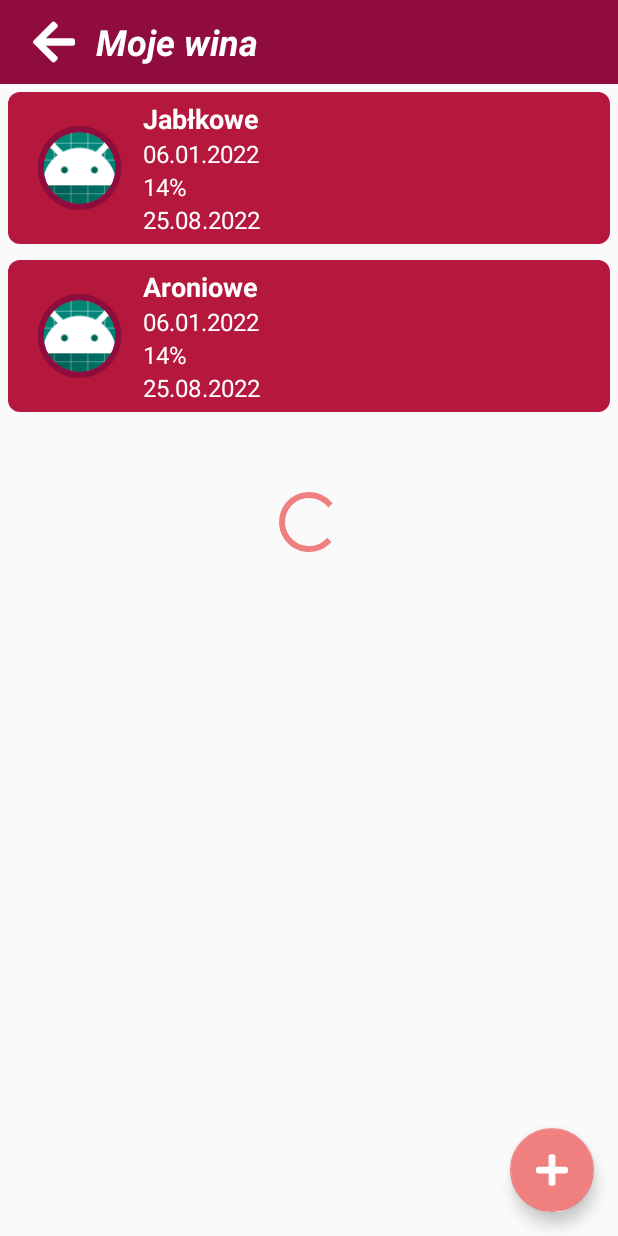
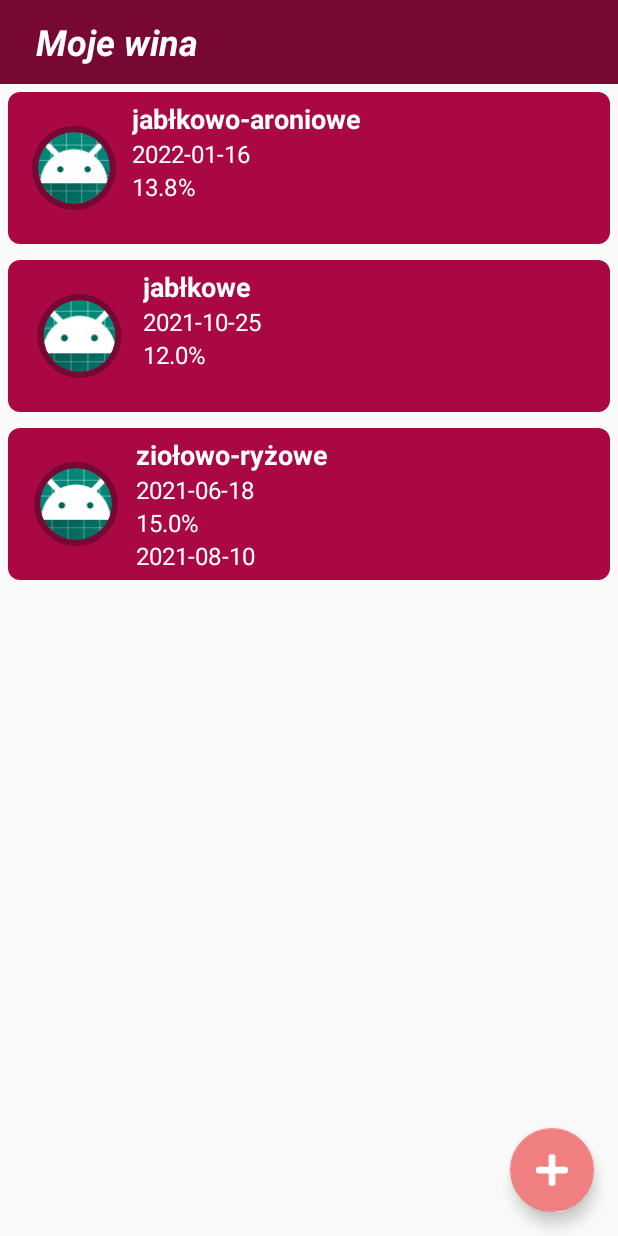
Before and after one commit to NataliaPon/WineApp, an Android app: the screen it shows after launch (WineListActivity), on a phone screen of 412 x 824 dp. Run offline under Robolectric (Android 15) with nearby library versions, the phone set to English and light mode, and no system bars; our stand-ins replace CircleImageView, Room's generated code.

Commit message:
Add RoomDatabase

```diff
--- /dev/null
+++ b/app/src/main/java/com/example/wineapp/Interfaces/WineDao.java
@@ -0,0 +1,34 @@
+package com.example.wineapp.Interfaces;
+
+import androidx.lifecycle.LiveData;
+import androidx.room.Dao;
+import androidx.room.Delete;
+import androidx.room.Insert;
+import androidx.room.Query;
+import androidx.room.Update;
+
+import com.example.wineapp.models.Wine;
+
+import java.util.List;
+
+@Dao
+public interface WineDao {
+
+    @Insert
+    void insert(Wine wine);
+
+    @Update
+    void update(Wine wine);
+
+    @Delete
+    void delete(Wine wine);
+
+    @Query("DELETE FROM wine_table")
+    void deleteAllWines();
+
+    @Query("SELECT * FROM wine_table ORDER BY start_date DESC")
+    LiveData<List<Wine>> getAllWines();
+
+
+
+}
--- a/app/src/main/java/com/example/wineapp/WineListActivity.java
+++ b/app/src/main/java/com/example/wineapp/WineListActivity.java
@@ -1,6 +1,8 @@
 package com.example.wineapp;
 
+import androidx.annotation.NonNull;
 import androidx.appcompat.app.AppCompatActivity;
+import androidx.appcompat.widget.Toolbar;
 import androidx.lifecycle.Observer;
 import androidx.lifecycle.ViewModel;
 import androidx.lifecycle.ViewModelProviders;
@@ -8,13 +10,20 @@ import androidx.recyclerview.widget.LinearLayoutManager;
 import androidx.recyclerview.widget.RecyclerView;
 
 import android.content.Context;
+import android.opengl.Visibility;
 import android.os.Bundle;
 import android.util.Log;
-import android.widget.ProgressBar;
+import android.view.Menu;
+import android.view.MenuInflater;
+import android.view.MenuItem;
+import android.view.View;
+
+
 
 import com.example.wineapp.adapters.WineListAdapter;
 import com.example.wineapp.models.Wine;
 import com.example.wineapp.viewmodels.WineListViewModel;
+import com.google.android.material.floatingactionbutton.FloatingActionButton;
 
 import java.util.ArrayList;
 import java.util.List;
@@ -28,31 +37,44 @@ public class WineListActivity extends AppCompatActivity {
     private WineListAdapter wineListAdapter;
     private RecyclerView wineListRecyclerView;
     private WineListViewModel wineListViewModel;
-    private ProgressBar progressBar;
+    private FloatingActionButton addWineButton;
+    private Toolbar topToolbar;
+
 
     @Override
     protected void onCreate(Bundle savedInstanceState) {
         super.onCreate(savedInstanceState);
+        setContentView(R.layout.activity_wine_list);
         context = this;
-        setContentView(R.layout.activity_wine_list);
+
         wineListRecyclerView = findViewById(R.id.wineListRecyclerView);
-        progressBar = findViewById(R.id.progressBar);
+        addWineButton = findViewById(R.id.addWineButton);
+        topToolbar = findViewById(R.id.toolbar);
+        setSupportActionBar(topToolbar);
+
+        initRecyclerView();
 
         wineListViewModel = ViewModelProviders.of(this).get(WineListViewModel.class);
-        wineListViewModel.init();
+//        wineListViewModel.init();
         wineListViewModel.getWines().observe(this, new Observer<List<Wine>>() {
             @Override
             public void onChanged(List<Wine> wines) {
-                wineListAdapter.notifyDataSetChanged();
+                wineListAdapter.setData(wines);
             }
         });
 
-        initRecyclerView();
+        addWineButton.setOnClickListener(new View.OnClickListener() {
+            @Override
+            public void onClick(View v) {
+                getSupportFragmentManager().beginTransaction().replace(R.id.wineListContainer, new AddWineFragment()).commit();
+            }
+        });
+
     }
 
-    private void initRecyclerView(){
-        Log.e(TAG,wineListViewModel.getWines().getValue().size()+"");
-        wineListAdapter = new WineListAdapter(wineListViewModel.getWines().getValue());
+        private void initRecyclerView(){
+//        Log.e(TAG,wineListViewModel.getWines().getValue().size()+"");
+        wineListAdapter = new WineListAdapter();//wineListViewModel.getWines().getValue()
         RecyclerView.LayoutManager layoutManager = new LinearLayoutManager(context);
         wineListRecyclerView.setLayoutManager(layoutManager);
         wineListRecyclerView.setAdapter(wineListAdapter);
--- a/app/src/main/java/com/example/wineapp/adapters/WineListAdapter.java
+++ b/app/src/main/java/com/example/wineapp/adapters/WineListAdapter.java
@@ -21,13 +21,13 @@ import de.hdodenhof.circleimageview.CircleImageView;
 
 public class WineListAdapter extends RecyclerView.Adapter<WineListAdapter.ViewHolder> {
 
-    private List<Wine> data;
+    private List<Wine> data = new ArrayList<>();
 
-    public WineListAdapter(List<Wine> data){
-        Log.e("WineListAdapter",data.size()+"");
-        this.data = data;
-        Log.e("WineListAdapter",this.data.size()+"");
-    }
+//    public WineListAdapter(List<Wine> data){
+//        Log.e("WineListAdapter",data.size()+"");
+//        this.data = data;
+//        Log.e("WineListAdapter",this.data.size()+"");
+//    }
 
 
     @Override
@@ -39,10 +39,17 @@ public class WineListAdapter extends RecyclerView.Adapter<WineListAdapter.ViewHo
     @Override
     public void onBindViewHolder( WineListAdapter.ViewHolder holder, int position) {
         holder.nameTextView.setText(data.get(position).getName());
+        holder.startDateTextView.setText(data.get(position).getStartDate());
+        holder.alcoholTextView.setText(data.get(position).getAlcohol()+"%");
+        holder.bottlingDateTextView.setText(data.get(position).getBottlingDate());
         Log.e("WineListAdapter",data.get(position).getName());
 
     }
 
+    public void setData(List<Wine> data){
+        this.data = data;
+        notifyDataSetChanged();
+    }
 
     class ViewHolder extends RecyclerView.ViewHolder{
         CircleImageView photoImageView;
--- a/app/src/main/java/com/example/wineapp/models/Wine.java
+++ b/app/src/main/java/com/example/wineapp/models/Wine.java
@@ -2,26 +2,33 @@ package com.example.wineapp.models;
 
 import android.graphics.Bitmap;
 
+import androidx.room.ColumnInfo;
+import androidx.room.Entity;
+import androidx.room.PrimaryKey;
+
+@Entity(tableName = "wine_table")
 public class Wine {
-    int id;
-    String name;
-    String description;
-    double alcohol;// w %
-    double sugar;// w kg
-    double volume; //objętość w L
-    double water; //dodana woda w L
-    double fruit;// sok owocowy lub miazga owocowa w L, zawartość cukru dodać do sugar
-    double sweetener;//słodzik w kg
-    double yeastTolerance;//?
-    String startDate;// data nastawienia wina
-    String bottlingDate;//data butelkowania
-    Bitmap photo;
+    @PrimaryKey(autoGenerate = true)
+    private int id;
+    private String name;
+    private String description;
+    private double alcohol;// w %
+    private double sugar;// w kg
+    private double volume; //objętość w L
+    private double water; //dodana woda w L
+    private double fruit;// sok owocowy lub miazga owocowa w L, zawartość cukru dodać do sugar
+    private double sweetener;//słodzik w kg
+    @ColumnInfo(name = "yeast_tolerance")
+    private double yeastTolerance;//?
+    @ColumnInfo(name = "start_date")
+    private String startDate;// data nastawienia wina
+    @ColumnInfo(name = "bottling_date")
+    private String bottlingDate;//data butelkowania
+    //todo add image
+//    private Bitmap photo;
 
-    public Wine() {
-    }
 
-    public Wine(int id, String name, String description, double alcohol, double sugar, double volume, double water, double fruit, double sweetener, double yeastTolerance, String startDate) {
-        this.id = id;
+    public Wine(String name, String description, double alcohol, double sugar, double volume, double water, double fruit, double sweetener, double yeastTolerance, String startDate, String bottlingDate) {
         this.name = name;
         this.description = description;
         this.alcohol = alcohol;
@@ -32,109 +39,58 @@ public class Wine {
         this.sweetener = sweetener;
         this.yeastTolerance = yeastTolerance;
         this.startDate = startDate;
+        this.bottlingDate = bottlingDate;
     }
 
-    public Bitmap getPhoto() {
-        return photo;
-    }
-
-    public void setPhoto(Bitmap photo) {
-        this.photo = photo;
+    public void setId(int id) {
+        this.id = id;
     }
 
     public int getId() {
         return id;
     }
 
-    public void setId(int id) {
-        this.id = id;
-    }
-
     public String getName() {
         return name;
-    }
-
-    public void setName(String name) {
-        this.name = name;
     }
 
     public String getDescription() {
         return description;
     }
 
-    public void setDescription(String description) {
-        this.description = description;
-    }
-
     public double getAlcohol() {
         return alcohol;
-    }
-
-    public void setAlcohol(double alcohol) {
-        this.alcohol = alcohol;
     }
 
     public double getSugar() {
         return sugar;
     }
 
-    public void setSugar(double sugar) {
-        this.sugar = sugar;
-    }
-
     public double getVolume() {
         return volume;
-    }
-
-    public void setVolume(double volume) {
-        this.volume = volume;
     }
 
     public double getWater() {
         return water;
     }
 
-    public void setWater(double water) {
-        this.water = water;
-    }
-
     public double getFruit() {
         return fruit;
-    }
-
-    public void setFruit(double fruit) {
-        this.fruit = fruit;
     }
 
     public double getSweetener() {
         return sweetener;
     }
 
-    public void setSweetener(double sweetener) {
-        this.sweetener = sweetener;
-    }
-
     public double getYeastTolerance() {
         return yeastTolerance;
-    }
-
-    public void setYeastTolerance(double yeastTolerance) {
-        this.yeastTolerance = yeastTolerance;
     }
 
     public String getStartDate() {
         return startDate;
     }
 
-    public void setStartDate(String startDate) {
-        this.startDate = startDate;
-    }
-
     public String getBottlingDate() {
         return bottlingDate;
     }
-
-    public void setBottlingDate(String bottlingDate) {
-        this.bottlingDate = bottlingDate;
-    }
 }
--- /dev/null
+++ b/app/src/main/java/com/example/wineapp/repositories/WineDatabase.java
@@ -0,0 +1,55 @@
+package com.example.wineapp.repositories;
+
+import android.content.Context;
+import android.os.AsyncTask;
+
+import androidx.annotation.NonNull;
+import androidx.room.Database;
+import androidx.room.Room;
+import androidx.room.RoomDatabase;
+import androidx.sqlite.db.SupportSQLiteDatabase;
+
+import com.example.wineapp.Interfaces.WineDao;
+import com.example.wineapp.models.Wine;
+
+@Database(entities = {Wine.class}, version = 1)
+public abstract class WineDatabase extends RoomDatabase {
+
+    private static WineDatabase instance;
+    public abstract WineDao wineDao();
+
+    public static synchronized WineDatabase getInstance(Context context){
+        if(instance == null){
+            instance = Room.databaseBuilder(context.getApplicationContext(), WineDatabase.class,"wine_database")
+                    .fallbackToDestructiveMigration()
+                    .addCallback(roomCallBack)
+                    .build();
+        }
+        return instance;
+    }
+
+    private static RoomDatabase.Callback roomCallBack = new RoomDatabase.Callback(){
+        @Override
+        public void onCreate(@NonNull SupportSQLiteDatabase db) {
+            super.onCreate(db);
+            new PopulateDbAsyncTask(instance).execute();
+        }
+    };
+
+    private static class PopulateDbAsyncTask extends AsyncTask<Void, Void, Void>{
+
+        private WineDao wineDao;
+
+        private PopulateDbAsyncTask(WineDatabase db){
+            wineDao = db.wineDao();
+        }
+        @Override
+        protected Void doInBackground(Void... voids) {
+            wineDao.insert(new Wine("jabłkowo-aroniowe","sam sok",13.8,4,20,0,20,0.5,16,"2022-01-16",""));
+            wineDao.insert(new Wine("jabłkowe","sam sok, pleśń ;(",12,4,20,0,20,0.5,16,"2021-10-25",""));
+            wineDao.insert(new Wine("ziołowo-ryżowe","za słodkie, za mocne",15,4,20,18,2,0.5,16,"2021-06-18","2021-08-10"));
+            return null;
+        }
+    }
+
+}
--- a/app/src/main/java/com/example/wineapp/repositories/WineListRepository.java
+++ /dev/null
@@ -1,33 +0,0 @@
-package com.example.wineapp.repositories;
-
-import androidx.lifecycle.MutableLiveData;
-
-import com.example.wineapp.models.Wine;
-
-import java.util.ArrayList;
-import java.util.List;
-
-public class WineListRepository {
-    private static WineListRepository instance;
-    private ArrayList<Wine> dataSet = new ArrayList<>();
-
-    public static WineListRepository getInstance(){
-        if (instance == null){
-            instance = new WineListRepository();
-        }
-        return instance;
-    }
-
-    //todo Get data from webservice or database
-    public MutableLiveData<List<Wine>> getWines(){
-        setWines();
-        MutableLiveData<List<Wine>> data = new MutableLiveData<>();
-        data.setValue(dataSet);
-        return data;
-    }
-
-    private void setWines(){
-        dataSet.add(new Wine(1,"Jabłkowe","Sok i woda",14,4,20,2,18,0.5,18,"05.12.2021"));
-        dataSet.add(new Wine(1,"Aroniowe","Sam sok",13,4,20,0,20,0.5,18,"18.10.2021"));
-    }
-}
--- a/app/src/main/java/com/example/wineapp/viewmodels/WineListViewModel.java
+++ b/app/src/main/java/com/example/wineapp/viewmodels/WineListViewModel.java
@@ -1,31 +1,52 @@
 package com.example.wineapp.viewmodels;
 
+import android.app.Application;
+
+import androidx.annotation.NonNull;
+import androidx.lifecycle.AndroidViewModel;
 import androidx.lifecycle.LiveData;
 import androidx.lifecycle.MutableLiveData;
 import androidx.lifecycle.ViewModel;
 
 import com.example.wineapp.models.Wine;
-import com.example.wineapp.repositories.WineListRepository;
+import com.example.wineapp.repositories.WineRepository;
 
 import java.util.List;
 
-public class WineListViewModel extends ViewModel {
+public class WineListViewModel extends AndroidViewModel {
 
-    private MutableLiveData<List<Wine>> mWines;
-    private WineListRepository wineListRepository;
+    private LiveData<List<Wine>> mWines;
+    private WineRepository wineRepository;
     private MutableLiveData<Boolean> mIsUpdating = new MutableLiveData<>();
+
+    public WineListViewModel(@NonNull Application application) {
+        super(application);
+        wineRepository = new WineRepository(application);
+        mWines = wineRepository.getAllWines();
+    }
 
     public void init(){
         if(mWines != null){
             return;
         }
-        wineListRepository = WineListRepository.getInstance();
-        mWines = wineListRepository.getWines();
+//        wineRepository = WineRepository();
+//        mWines = wineRepository.getWines();
     }
 
-    public void addNewWine(final Wine wine){
-        mIsUpdating.setValue(true);
+    public void insert(Wine wine){
+        wineRepository.insert(wine);
+    }
 
+    public void update(Wine wine){
+        wineRepository.update(wine);
+    }
+
+    public void delete(Wine wine){
+        wineRepository.delete(wine);
+    }
+
+    public void deleteAllWines(){
+        wineRepository.deleteAllWines();
     }
 
     public LiveData<List<Wine>> getWines(){
--- /dev/null
+++ b/app/src/main/res/drawable/ic_close_white.xml
@@ -0,0 +1,5 @@
+<vector android:height="24dp" android:tint="#FFFFFF"
+    android:viewportHeight="24.0" android:viewportWidth="24.0"
+    android:width="24dp" xmlns:android="http://schemas.android.com/apk/res/android">
+    <path android:fillColor="#FF000000" android:pathData="M19,6.41L17.59,5 12,10.59 6.41,5 5,6.41 10.59,12 5,17.59 6.41,19 12,13.41 17.59,19 19,17.59 13.41,12z"/>
+</vector>
--- /dev/null
+++ b/app/src/main/res/drawable/ic_keyboard_backspace.xml
@@ -0,0 +1,5 @@
+<vector android:height="24dp" android:tint="#FFFFFF"
+    android:viewportHeight="24.0" android:viewportWidth="24.0"
+    android:width="24dp" xmlns:android="http://schemas.android.com/apk/res/android">
+    <path android:fillColor="#FF000000" android:pathData="M21,11H6.83l3.58,-3.59L9,6l-6,6 6,6 1.41,-1.41L6.83,13H21z"/>
+</vector>
--- /dev/null
+++ b/app/src/main/res/drawable/ic_save.xml
@@ -0,0 +1,5 @@
+<vector android:height="24dp" android:tint="#FFFFFF"
+    android:viewportHeight="24.0" android:viewportWidth="24.0"
+    android:width="24dp" xmlns:android="http://schemas.android.com/apk/res/android">
+    <path android:fillColor="#FF000000" android:pathData="M17,3L5,3c-1.11,0 -2,0.9 -2,2v14c0,1.1 0.89,2 2,2h14c1.1,0 2,-0.9 2,-2L21,7l-4,-4zM12,19c-1.66,0 -3,-1.34 -3,-3s1.34,-3 3,-3 3,1.34 3,3 -1.34,3 -3,3zM15,9L5,9L5,5h10v4z"/>
+</vector>
--- a/app/src/main/res/layout/activity_wine_list.xml
+++ b/app/src/main/res/layout/activity_wine_list.xml
@@ -2,6 +2,7 @@
 <androidx.constraintlayout.widget.ConstraintLayout xmlns:android="http://schemas.android.com/apk/res/android"
     xmlns:app="http://schemas.android.com/apk/res-auto"
     xmlns:tools="http://schemas.android.com/tools"
+    android:id="@+id/wineListContainer"
     android:layout_width="match_parent"
     android:layout_height="match_parent"
     tools:context=".WineListActivity">
@@ -35,7 +36,8 @@
                     android:layout_width="40dp"
                     android:layout_height="40dp"
                     android:padding="4dp"
-                    app:srcCompat="@drawable/ic_arrow_left_solid" />
+                    android:visibility="gone"
+                    app:srcCompat="@drawable/ic_keyboard_backspace" />
 
                 <TextView
                     android:id="@+id/titleTextView"
@@ -61,20 +63,8 @@
     </LinearLayout>
 
 
-    <ProgressBar
-        android:id="@+id/progressBar"
-        style="?android:attr/progressBarStyle"
-        android:layout_width="wrap_content"
-        android:layout_height="wrap_content"
-        android:layout_marginTop="324dp"
-        android:layout_marginEnd="180dp"
-        app:layout_constraintEnd_toEndOf="parent"
-        app:layout_constraintHorizontal_bias="0.989"
-        app:layout_constraintStart_toStartOf="parent"
-        app:layout_constraintTop_toTopOf="parent" />
-
     <com.google.android.material.floatingactionbutton.FloatingActionButton
-        android:id="@+id/floatingActionButton"
+        android:id="@+id/addWineButton"
         android:layout_width="wrap_content"
         android:layout_height="wrap_content"
         android:layout_marginEnd="16dp"
--- a/app/src/main/res/values/colors.xml
+++ b/app/src/main/res/values/colors.xml
@@ -1,7 +1,8 @@
 <?xml version="1.0" encoding="utf-8"?>
 <resources>
-    <color name="colorPrimary">#b6173c</color>
-    <color name="colorPrimaryDark">#900C3F</color>
+    <color name="colorPrimary">#aa0844</color>
+    <color name="colorPrimaryDark">#770833</color>
     <color name="colorAccent">#F08080</color>
     <color name="white">#FFFFFF</color>
+    <color name="textColor">#1A0000</color>
 </resources>
```
Also changed, not shown: app/build.gradle (+11 -2 lines), app/src/main/java/com/example/wineapp/repositories/WineRepository.java (added, +96 -0 lines), app/src/main/res/layout/add_wine_fragment.xml (added, +142 -0 lines), app/src/main/res/menu/menu_save.xml (added, +10 -0 lines).
